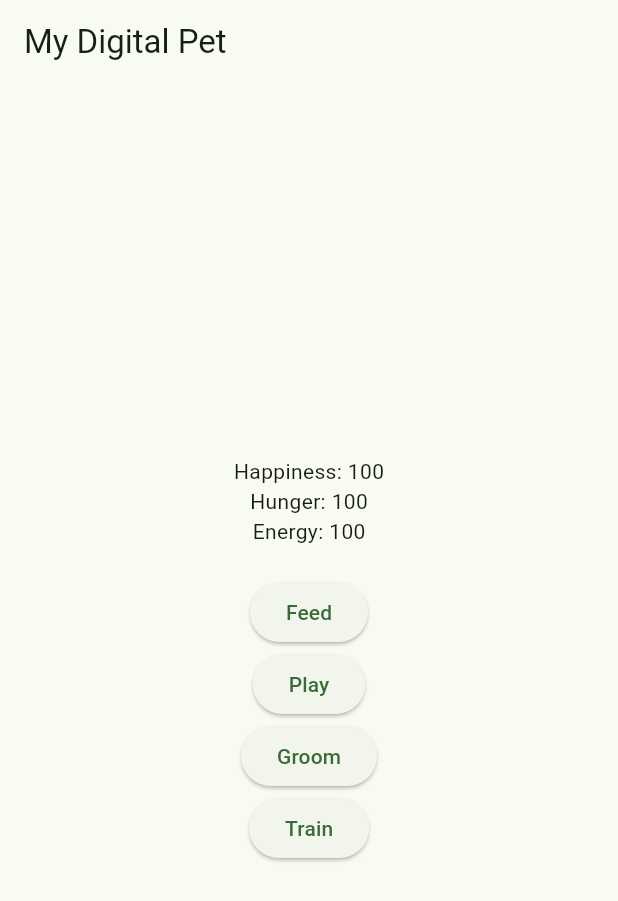
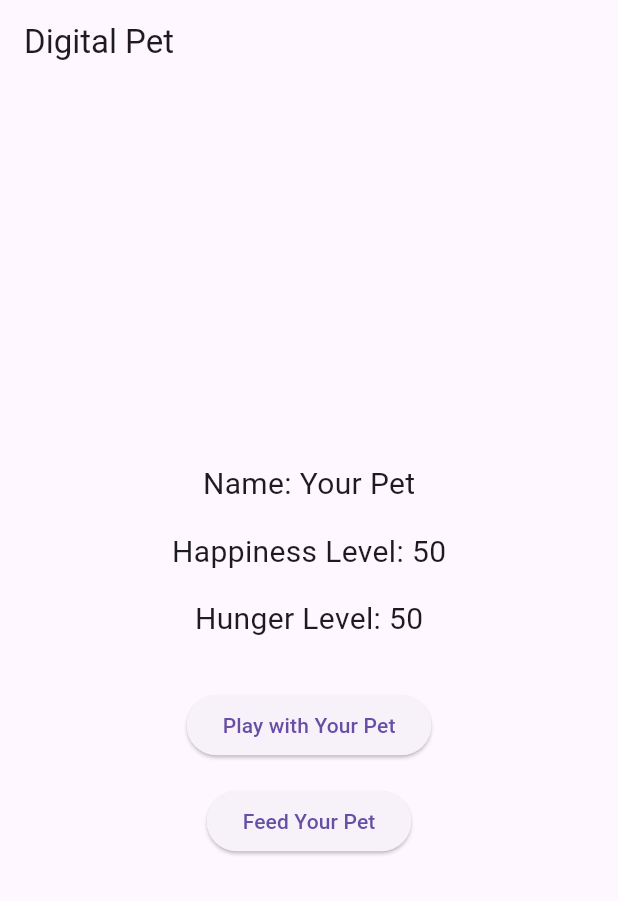
Before and after one commit to JohnPhamMobileApp/vpet, a Flutter app: the screen it shows after launch, on a phone screen of 412 x 824 dp. Shown: the top 901 px of the screen. Run offline on Flutter 3.47's test engine with Material 3 defaults, Android fonts, the phone set to English and light mode, and no system bars.

Commit message:
Add my file

```diff
--- a/lib/main.dart
+++ b/lib/main.dart
@@ -1,109 +1,88 @@
 import 'package:flutter/material.dart';
 
 void main() {
-  runApp(const MyApp());
+  runApp(MaterialApp(
+    home: DigitalPetApp(),
+  ));
 }
 
-class MyApp extends StatelessWidget {
-  const MyApp({super.key});
-
+class DigitalPetApp extends StatefulWidget {
   @override
-  Widget build(BuildContext context) {
-    return MaterialApp(
-      title: 'Digital Pet App',
-      theme: ThemeData(
-        colorScheme: ColorScheme.fromSeed(seedColor: Colors.green),
-        useMaterial3: true,
-      ),
-      home: const MyHomePage(title: 'My Digital Pet'),
-    );
-  }
+  _DigitalPetAppState createState() => _DigitalPetAppState();
 }
 
-class Pet {
-  int happiness;
-  int hunger;
-  int energy;
+class _DigitalPetAppState extends State<DigitalPetApp> {
+  String petName = "Your Pet";
+  int happinessLevel = 50;
+  int hungerLevel = 50;
 
-  Pet({this.happiness = 100, this.hunger = 100, this.energy = 100});
-}
-
-class MyHomePage extends StatefulWidget {
-  const MyHomePage({super.key, required this.title});
-
-  final String title;
-
-  @override
-  State<MyHomePage> createState() => _MyHomePageState();
-}
-
-class _MyHomePageState extends State<MyHomePage> {
-  late Pet pet;
-
-  @override
-  void initState() {
-    super.initState();
-    pet = Pet();
-    _startTimer();
-  }
-
-  void _startTimer() {
-    // Update pet status every minute
-    Future.delayed(Duration(minutes: 1), () {
-      setState(() {
-        pet.happiness -= 5;
-        pet.hunger -= 10;
-        pet.energy -= 5;
-      });
-      _startTimer(); // Restart the timer
+  // Function to increase happiness and update hunger when playing with the pet
+  void _playWithPet() {
+    setState(() {
+      happinessLevel = (happinessLevel + 10).clamp(0, 100);
+      _updateHunger();
     });
   }
 
+  // Function to decrease hunger and update happiness when feeding the pet
   void _feedPet() {
     setState(() {
-      pet.hunger = (pet.hunger + 20).clamp(0, 100);
+      hungerLevel = (hungerLevel - 10).clamp(0, 100);
+      _updateHappiness();
     });
   }
 
-  void _playWithPet() {
-    setState(() {
-      pet.happiness = (pet.happiness + 15).clamp(0, 100);
-      pet.energy = (pet.energy - 10).clamp(0, 100);
-    });
+  // Update happiness based on hunger level
+  void _updateHappiness() {
+    if (hungerLevel < 30) {
+      happinessLevel = (happinessLevel - 20).clamp(0, 100);
+    } else {
+      happinessLevel = (happinessLevel + 10).clamp(0, 100);
+    }
   }
 
-  void _groomPet() {
-    setState(() {
-      pet.happiness = (pet.happiness + 10).clamp(0, 100);
-      pet.energy = (pet.energy - 5).clamp(0, 100);
-    });
-  }
-
-  void _trainPet() {
-    setState(() {
-      pet.happiness = (pet.happiness + 5).clamp(0, 100);
-      pet.energy = (pet.energy - 15).clamp(0, 100);
-    });
+  // Increase hunger level slightly when playing with the pet
+  void _updateHunger() {
+    hungerLevel = (hungerLevel + 5).clamp(0, 100);
+    if (hungerLevel >= 100) {
+      happinessLevel = (happinessLevel - 20).clamp(0, 100);
+    }
   }
 
   @override
   Widget build(BuildContext context) {
     return Scaffold(
       appBar: AppBar(
-        title: Text(widget.title),
+        title: Text('Digital Pet'),
       ),
       body: Center(
         child: Column(
           mainAxisAlignment: MainAxisAlignment.center,
           children: <Widget>[
-            Text('Happiness: ${pet.happiness}'),
-            Text('Hunger: ${pet.hunger}'),
-            Text('Energy: ${pet.energy}'),
-            const SizedBox(height: 20),
-            ElevatedButton(onPressed: _feedPet, child: const Text('Feed')),
-            ElevatedButton(onPressed: _playWithPet, child: const Text('Play')),
-            ElevatedButton(onPressed: _groomPet, child: const Text('Groom')),
-            ElevatedButton(onPressed: _trainPet, child: const Text('Train')),
+            Text(
+              'Name: $petName',
+              style: TextStyle(fontSize: 20.0),
+            ),
+            SizedBox(height: 16.0),
+            Text(
+              'Happiness Level: $happinessLevel',
+              style: TextStyle(fontSize: 20.0),
+            ),
+            SizedBox(height: 16.0),
+            Text(
+              'Hunger Level: $hungerLevel',
+              style: TextStyle(fontSize: 20.0),
+            ),
+            SizedBox(height: 32.0),
+            ElevatedButton(
+              onPressed: _playWithPet,
+              child: Text('Play with Your Pet'),
+            ),
+            SizedBox(height: 16.0),
+            ElevatedButton(
+              onPressed: _feedPet,
+              child: Text('Feed Your Pet'),
+            ),
           ],
         ),
       ),
```
